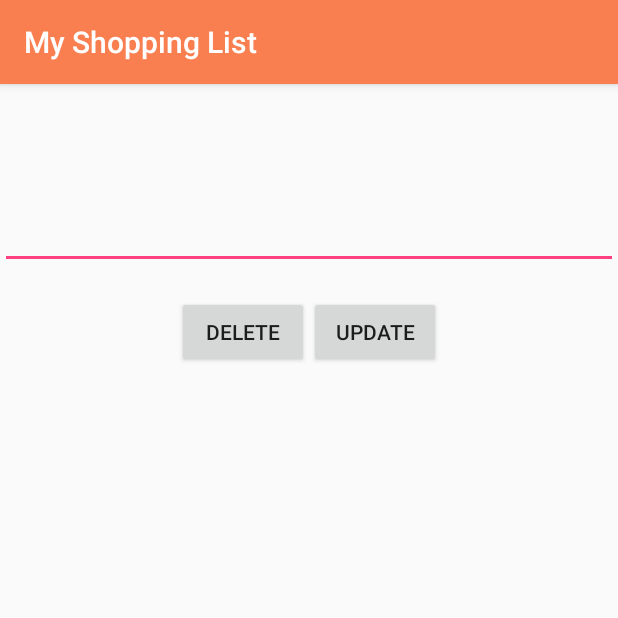
After one commit to MariaJoaoMiraPaulo/URJC-LDM-T2, an Android app: the ViewProductActivity screen opened directly, with no data from a screen before it, on a phone screen of 412 x 824 dp, the top half of it. The commit adds this screen. Run offline under Robolectric (Android 15) with nearby library versions, the phone set to English and light mode, and no system bars.

Commit message:
Can add new items, need to fix bug with delete and update :rocket:

```diff
--- a/app/build.gradle
+++ b/app/build.gradle
@@ -4,7 +4,7 @@ android {
     compileSdkVersion 28
     defaultConfig {
         applicationId "com.example.mariajoaomirapaulo.myshoppinglist"
-        minSdkVersion 15
+        minSdkVersion 24
         targetSdkVersion 28
         versionCode 1
         versionName "1.0"
--- a/app/src/main/java/com/example/mariajoaomirapaulo/myshoppinglist/MainActivity.java
+++ b/app/src/main/java/com/example/mariajoaomirapaulo/myshoppinglist/MainActivity.java
@@ -22,7 +22,6 @@ public class MainActivity extends AppCompatActivity {
             public void onClick(View v) {
                 Intent intent = new Intent(MainActivity.this, ShoppingListActivity.class);
                 startActivity(intent);
-                finish();
             }
         });
     }
--- /dev/null
+++ b/app/src/main/java/com/example/mariajoaomirapaulo/myshoppinglist/ViewProductActivity.java
@@ -0,0 +1,68 @@
+package com.example.mariajoaomirapaulo.myshoppinglist;
+
+import android.content.Intent;
+import android.os.Bundle;
+import android.support.annotation.Nullable;
+import android.support.v7.app.AppCompatActivity;
+import android.view.View;
+import android.widget.Button;
+import android.widget.EditText;
+import android.widget.Toast;
+
+public class ViewProductActivity extends AppCompatActivity{
+
+    private Button updateProduct, deleteProduct;
+    private EditText newProductName;
+
+    AdminSQLiteOpenHelper databaseHelper;
+
+    private String productName;
+    private int productId;
+
+    @Override
+    protected void onCreate(@Nullable Bundle savedInstanceState) {
+        super.onCreate(savedInstanceState);
+        setContentView(R.layout.view_product_layout);
+
+        updateProduct = (Button) findViewById(R.id.updateProduct);
+        deleteProduct = (Button) findViewById(R.id.deleteProduct);
+        newProductName = (EditText) findViewById(R.id.newProductName);
+        databaseHelper = new AdminSQLiteOpenHelper(this, "products");
+
+        Intent receivedIntent = getIntent();
+
+        productId = receivedIntent.getIntExtra("id", -1);
+        toastHelper("int " + productId);
+        productName = receivedIntent.getStringExtra("name");
+
+        newProductName.setText(productName);
+
+        updateProduct.setOnClickListener(new View.OnClickListener() {
+            @Override
+            public void onClick(View view) {
+                String newName = newProductName.getText().toString();
+
+                if (newName.equals("")) {
+                    toastHelper("The new product name can't be empty!");
+                } else {
+                    databaseHelper.updateProductName(productName, productId, newName);
+                    toastHelper("Product name updated successfully!");
+                }
+            }
+        });
+
+        deleteProduct.setOnClickListener(new View.OnClickListener() {
+            @Override
+            public void onClick(View view) {
+                databaseHelper.deleteProduct(productName, productId);
+                newProductName.setText("");
+                toastHelper("Product deleted!");
+            }
+        });
+    }
+
+    private void toastHelper(String message) {
+        Toast.makeText(this, message, Toast.LENGTH_SHORT).show();
+    }
+
+}
--- /dev/null
+++ b/app/src/main/res/layout/view_product_layout.xml
@@ -0,0 +1,43 @@
+<?xml version="1.0" encoding="utf-8"?>
+<RelativeLayout
+    xmlns:android="http://schemas.android.com/apk/res/android" android:layout_width="match_parent"
+    android:orientation="vertical"
+    android:layout_height="match_parent">
+
+    <EditText
+        android:textAlignment="center"
+        android:layout_width="match_parent"
+        android:layout_height="wrap_content"
+        android:inputType="textPersonName"
+        android:ems="10"
+        android:layout_alignParentTop="true"
+        android:layout_centerHorizontal="true"
+        android:layout_marginTop="78dp"
+        android:id="@+id/newProductName"/>
+
+        <LinearLayout
+            android:layout_centerHorizontal="true"
+            android:layout_width="wrap_content"
+            android:layout_height="wrap_content"
+            android:weightSum="100"
+            android:layout_below="@+id/newProductName"
+        >
+            <Button
+                android:layout_width="wrap_content"
+                android:layout_height="wrap_content"
+                android:layout_marginTop="18dp"
+                android:text="DELETE"
+                android:id="@+id/deleteProduct"
+                />
+
+            <Button
+                android:layout_width="wrap_content"
+                android:layout_height="wrap_content"
+                android:layout_marginTop="18dp"
+                android:text="UPDATE"
+                android:layout_toRightOf="@id/deleteProduct"
+                android:id="@+id/updateProduct"
+                />
+        </LinearLayout>
+
+</RelativeLayout>
--- a/app/src/main/res/values/styles.xml
+++ b/app/src/main/res/values/styles.xml
@@ -1,7 +1,7 @@
 <resources>
 
     <!-- Base application theme. -->
-    <style name="AppTheme" parent="Theme.AppCompat.Light.DarkActionBar">
+    <style name="AppTheme" parent="Base.Theme.AppCompat.Light.DarkActionBar">
         <!-- Customize your theme here. -->
         <item name="colorPrimary">@color/colorPrimary</item>
         <item name="colorPrimaryDark">@color/colorPrimaryDark</item>
```
Also changed, not shown: app/src/main/AndroidManifest.xml (+2 -5 lines), app/src/main/java/com/example/mariajoaomirapaulo/myshoppinglist/AdminSQLiteOpenHelper.java (+61 -9 lines), app/src/main/java/com/example/mariajoaomirapaulo/myshoppinglist/ProductAdapter.java (+4 -4 lines), app/src/main/java/com/example/mariajoaomirapaulo/myshoppinglist/ShoppingListActivity.java (+65 -22 lines), app/src/main/res/layout/listview_item.xml (+6 -2 lines).
